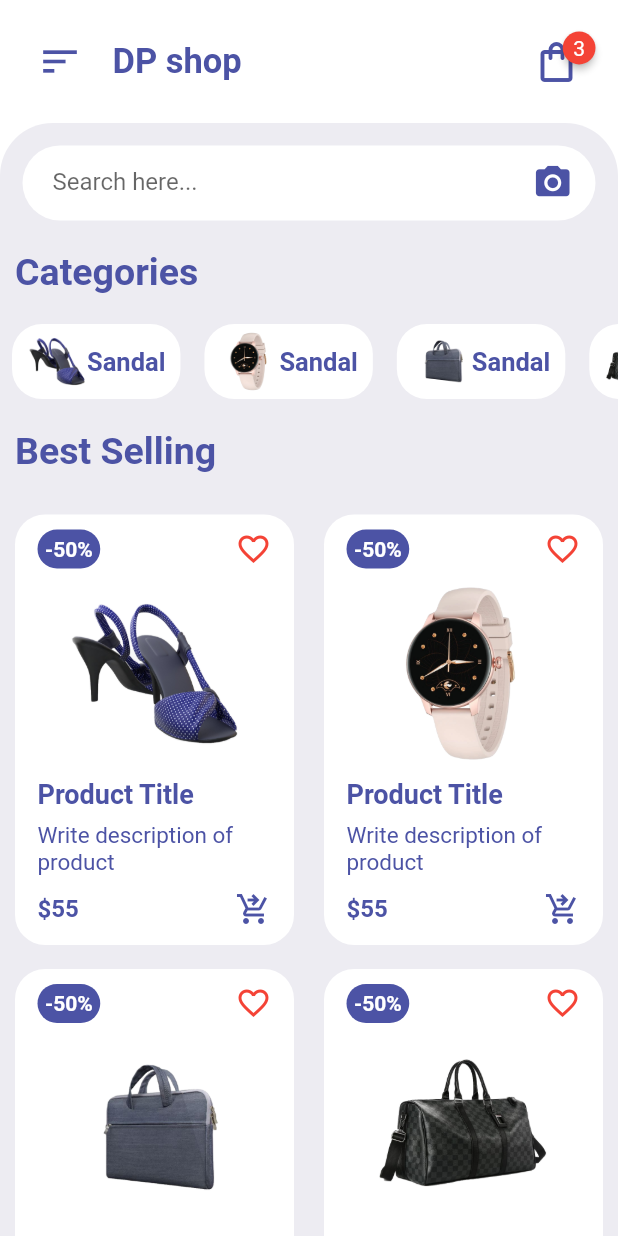
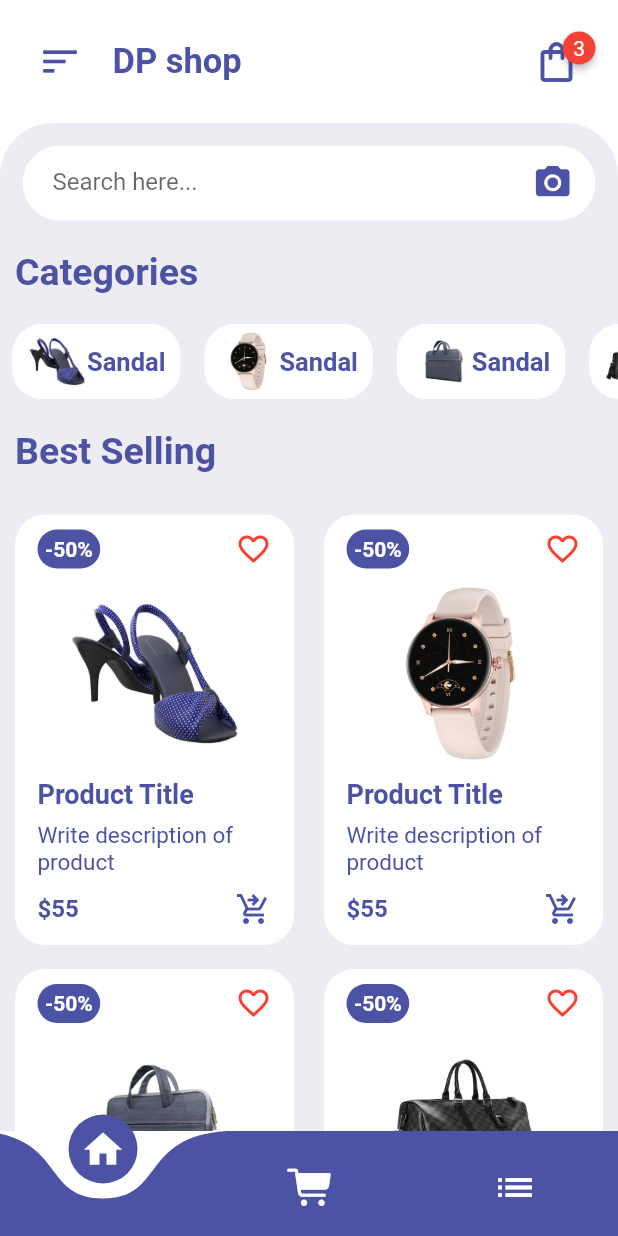
Before and after one commit to jilian-tenerife/shopping_app, a Flutter app: the screen it shows after launch, on a phone screen of 412 x 824 dp. Run offline on Flutter 3.47's test engine with Material 2 defaults, Android fonts, the phone set to English and light mode, and no system bars; drawn by our look-alikes of badges, curved_navigation_bar.

Commit message:
Bottom Nav Bar

```diff
--- a/lib/pages/HomePage.dart
+++ b/lib/pages/HomePage.dart
@@ -1,3 +1,5 @@
+import 'package:curved_navigation_bar/curved_navigation_bar.dart';
+import 'package:flutter/cupertino.dart';
 import 'package:flutter/material.dart';
 import 'package:flutter/src/widgets/framework.dart';
 import 'package:flutter/src/widgets/placeholder.dart';
@@ -12,7 +14,8 @@ class HomePage extends StatelessWidget {
   @override
   Widget build(BuildContext context) {
     return Scaffold(
-      body: ListView(children: [
+      body: ListView(
+        children: [
           HomeAppBar(),
           Container(
             padding: EdgeInsets.only(top: 15),
@@ -83,7 +86,30 @@ class HomePage extends StatelessWidget {
                 ItemsWidget(),
               ],
             ),
-        )
+          ),
+        ],
+      ),
+      bottomNavigationBar: CurvedNavigationBar(
+          color: Color(0xff4c53a5),
+          height: 70,
+          onTap: (index) {},
+          backgroundColor: Colors.transparent,
+          items: const [
+            Icon(
+              Icons.home,
+              size: 30,
+              color: Colors.white,
+            ),
+            Icon(
+              CupertinoIcons.cart_fill,
+              size: 30,
+              color: Colors.white,
+            ),
+            Icon(
+              Icons.list,
+              size: 30,
+              color: Colors.white,
+            ),
           ]),
     );
   }
--- a/pubspec.yaml
+++ b/pubspec.yaml
@@ -36,6 +36,7 @@ dependencies:
   # Use with the CupertinoIcons class for iOS style icons.
   cupertino_icons: ^1.0.2
   badges: ^3.0.2
+  curved_navigation_bar: ^1.0.3
 
 dev_dependencies:
   flutter_test:
```
Also changed, not shown: pubspec.lock. Lines whose indentation alone changed are shown as unchanged.
